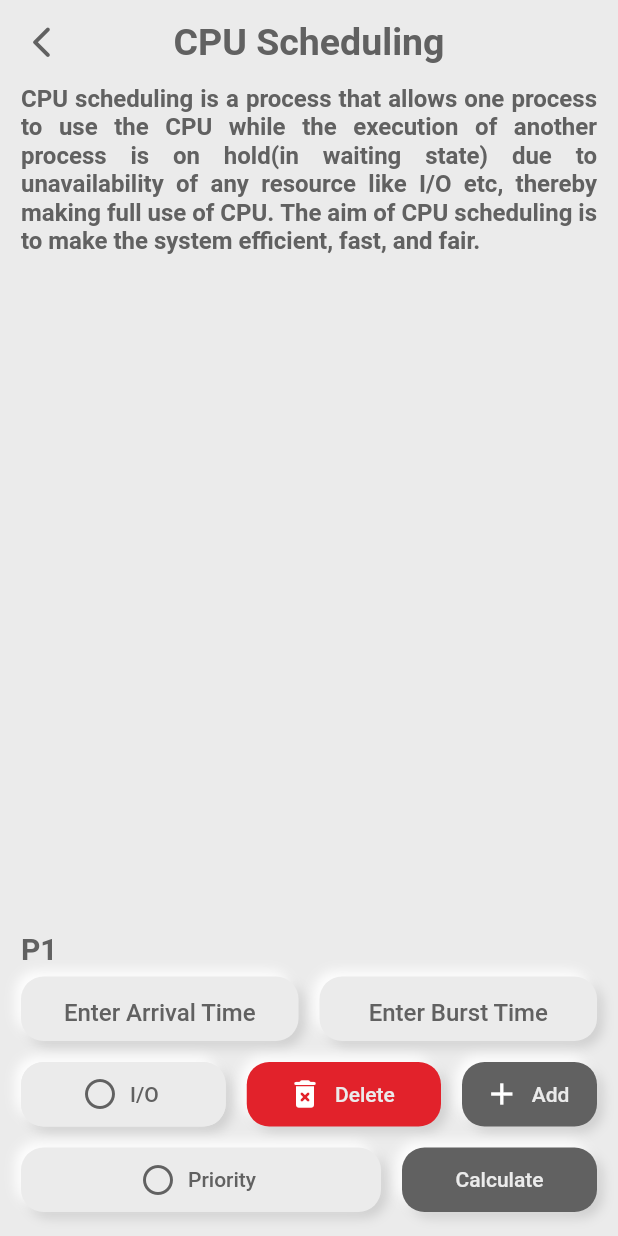
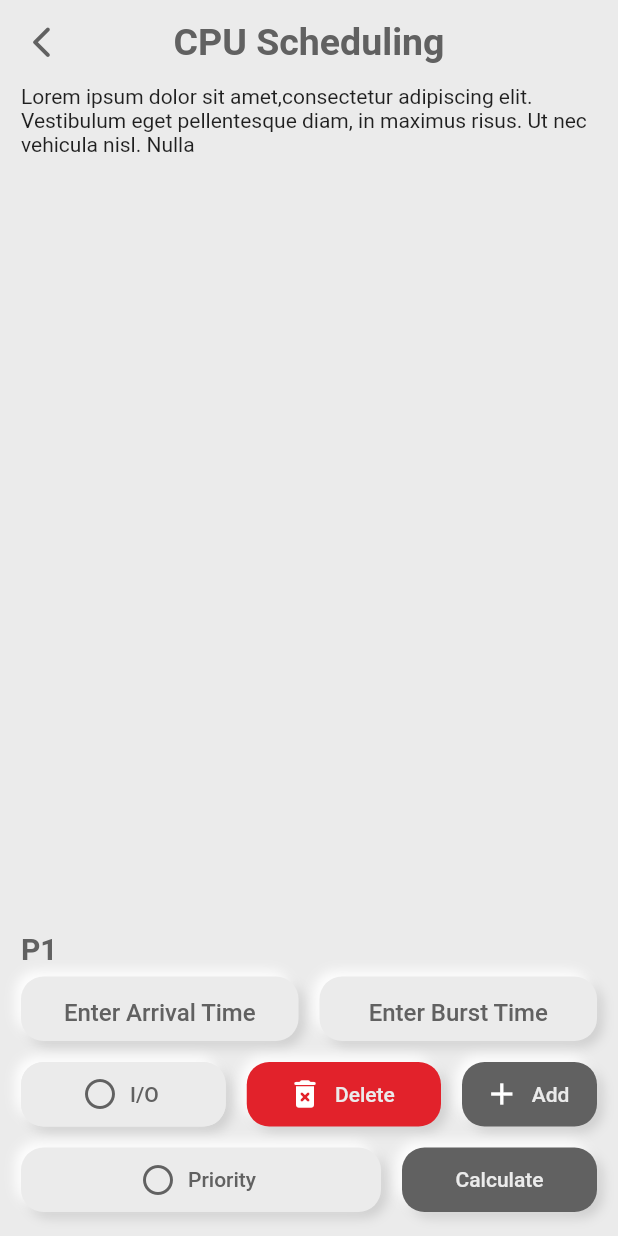
Before and after one commit to shashank1707/ProjectOS, a Flutter app: the screen it shows after launch, after a tap on "CPU Scheduling", on a phone screen of 412 x 824 dp. Run offline on Flutter 3.47's test engine with Material 2 defaults, Android fonts, the light colour scheme and no system bars; our stand-ins replace charts_flutter, fl_chart, new_gradient_app_bar, syncfusion_flutter_charts, youtube_player_flutter.

Commit message:
Updated the code in cpuHome and result  filees

```diff
--- a/lib/screens/cpu/cpuHome.dart
+++ b/lib/screens/cpu/cpuHome.dart
@@ -1,7 +1,7 @@
 // import 'package:ProjectOS/screens/page/components/neuContainer.dart';
 import 'package:flutter/material.dart';
 import 'package:flutter/scheduler.dart';
-import './neuCont.dart';
+import 'neuCont.dart';
 import 'result.dart';
 
 class CPUHome extends StatefulWidget {
@@ -18,7 +18,7 @@ final controllerPR = TextEditingController();
 class _CPUHomeState extends State<CPUHome> {
   //variable declaration
   var theory =
-      'CPU scheduling is a process that allows one process to use the CPU while the execution of another process is on hold(in waiting state) due to unavailability of any resource like I/O etc, thereby making full use of CPU. The aim of CPU scheduling is to make the system efficient, fast, and fair.';
+      'Lorem ipsum dolor sit amet,consectetur adipiscing elit. Vestibulum eget pellentesque diam, in maximus risus. Ut nec vehicula nisl. Nulla ';
 
   List<Map> dataMap = [];
   int counter = 1;
@@ -163,21 +163,17 @@ class _CPUHomeState extends State<CPUHome> {
         ),
         body: Padding(
           padding: const EdgeInsets.symmetric(horizontal: 14.0),
-          child: CustomScrollView(
-            slivers: <Widget>[
-              SliverToBoxAdapter(
-                child: counter == 1 ? Text("$theory",  style: TextStyle(
-                        fontSize: 16,
-                        fontWeight: FontWeight.bold,
-                        color: Color(0xff616161)
-                      ),textAlign: TextAlign.justify,) : Container(),
-              ),
-              SliverToBoxAdapter(
-                child: Center(
-                  child: Column(
+          child: Stack(
             children: [
-                      if (counter != 1)
-                        Container(
+              counter == 1
+                  ? Container(
+                      alignment: Alignment.topCenter,
+                      child: Text("$theory"),
+                    )
+                  : Container(
+                      margin: EdgeInsets.only(bottom: height),
+                      alignment: Alignment.topCenter,
+                      height: double.infinity,
                       color: Colors.transparent,
                       child: SingleChildScrollView(
                         scrollDirection: Axis.vertical,
@@ -209,8 +205,7 @@ class _CPUHomeState extends State<CPUHome> {
                                     DataCell(Text('${data['priority']}')),
                                   DataCell(Text('${data["arrivalTime"]}')),
                                   DataCell(Text('${data["burstTime1"]}')),
-                                      if (isIO)
-                                        DataCell(Text('${data["ioTime"]}')),
+                                  if (isIO) DataCell(Text('${data["ioTime"]}')),
                                   if (isIO)
                                     DataCell(Text('${data["burstTime2"]}')),
                                 ]);
@@ -220,17 +215,11 @@ class _CPUHomeState extends State<CPUHome> {
                         ),
                       ),
                     ),
-                    ],
-                  ),
-                ),
-              ),
-            ],
-          ),
-        ),
-        bottomNavigationBar: Padding(
-          padding: const EdgeInsets.symmetric(horizontal: 14.0),
+              Align(
+                alignment: Alignment.bottomCenter,
                 child: Container(
                   height: height,
+                  color: colors[1],
                   child: Column(
                     children: [
                       Row(
@@ -410,7 +399,8 @@ class _CPUHomeState extends State<CPUHome> {
                                 label: Text(
                                   "Delete",
                                   style: TextStyle(
-                                color: colors[1], fontWeight: FontWeight.w500),
+                                      color: colors[1],
+                                      fontWeight: FontWeight.w500),
                                 ),
                                 onPressed: () {
                                   if (counter > 1) deleteData();
@@ -432,7 +422,8 @@ class _CPUHomeState extends State<CPUHome> {
                                 label: Text(
                                   "Add",
                                   style: TextStyle(
-                                color: colors[1], fontWeight: FontWeight.w500),
+                                      color: colors[1],
+                                      fontWeight: FontWeight.w500),
                                 ),
                                 onPressed: () {
                                   addData();
@@ -482,7 +473,8 @@ class _CPUHomeState extends State<CPUHome> {
                                 child: Text(
                                   "Calculate",
                                   style: TextStyle(
-                                color: colors[1], fontWeight: FontWeight.w500),
+                                      color: colors[1],
+                                      fontWeight: FontWeight.w500),
                                 ),
                                 onPressed: counter == 1
                                     ? () {
@@ -490,7 +482,8 @@ class _CPUHomeState extends State<CPUHome> {
                                       }
                                     : () {
                                         Navigator.push(context,
-                                      MaterialPageRoute(builder: (context) {
+                                            MaterialPageRoute(
+                                                builder: (context) {
                                           return ResultPage(
                                             isIO: isIO,
                                             isPri: priorityChecked,
@@ -505,6 +498,9 @@ class _CPUHomeState extends State<CPUHome> {
                   ),
                 ),
               ),
+            ],
+          ),
+        ),
       ),
     );
   }
--- a/lib/screens/cpu/result.dart
+++ b/lib/screens/cpu/result.dart
@@ -99,7 +99,10 @@ class _ResultPageState extends State<ResultPage> {
     Widget okButton = FlatButton(
       child: Text("OK"),
       onPressed: () {
-        calcMap = Algorithms.rr(mapAdder(widget.dataMap), tq, false);
+        setState(() {
+          avgCalc(Algorithms.rr(mapAdder(widget.dataMap), tq, false));
+          calcMap = Algorithms.rr(mapAdder(widget.dataMap), tq, false);
+        });
         Navigator.of(context).pop();
       },
     );
@@ -196,7 +199,6 @@ class _ResultPageState extends State<ResultPage> {
           theory =
               "Lorem ipsum dolor sit amet,  adipiscing elit. Donec vulputate fermentum dignissim.";
           showAlertDialog(context);
-          avgCalc(calcMap);
         }
         break;
       case 21:
```
Lines whose indentation alone changed are shown as unchanged.
